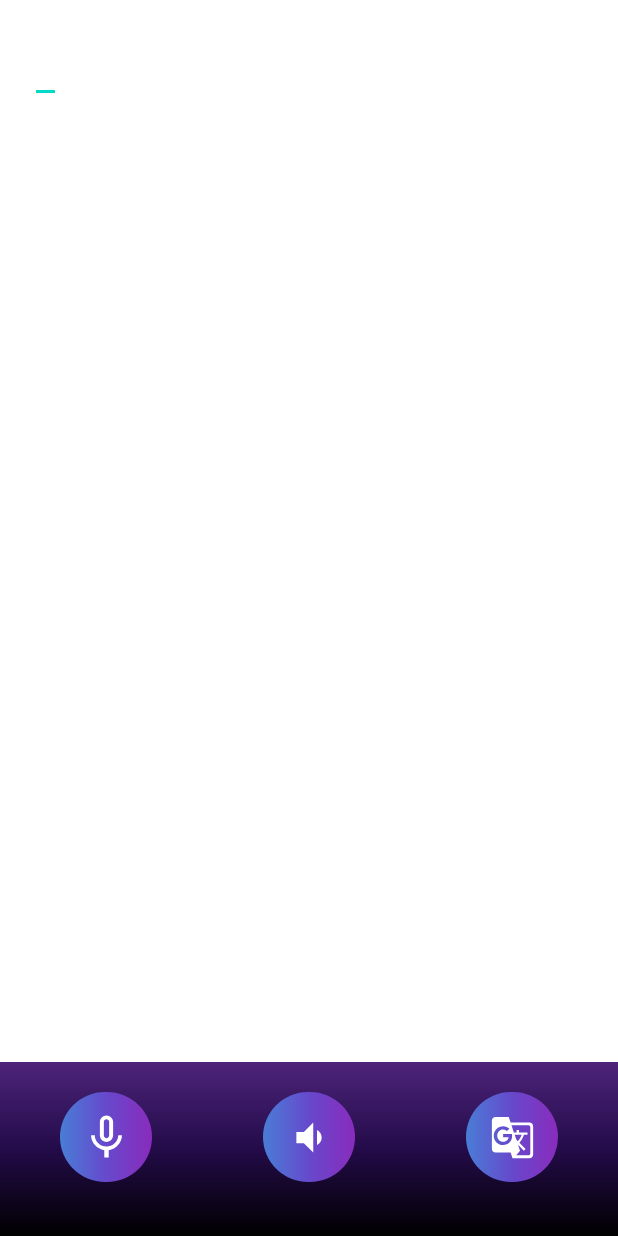
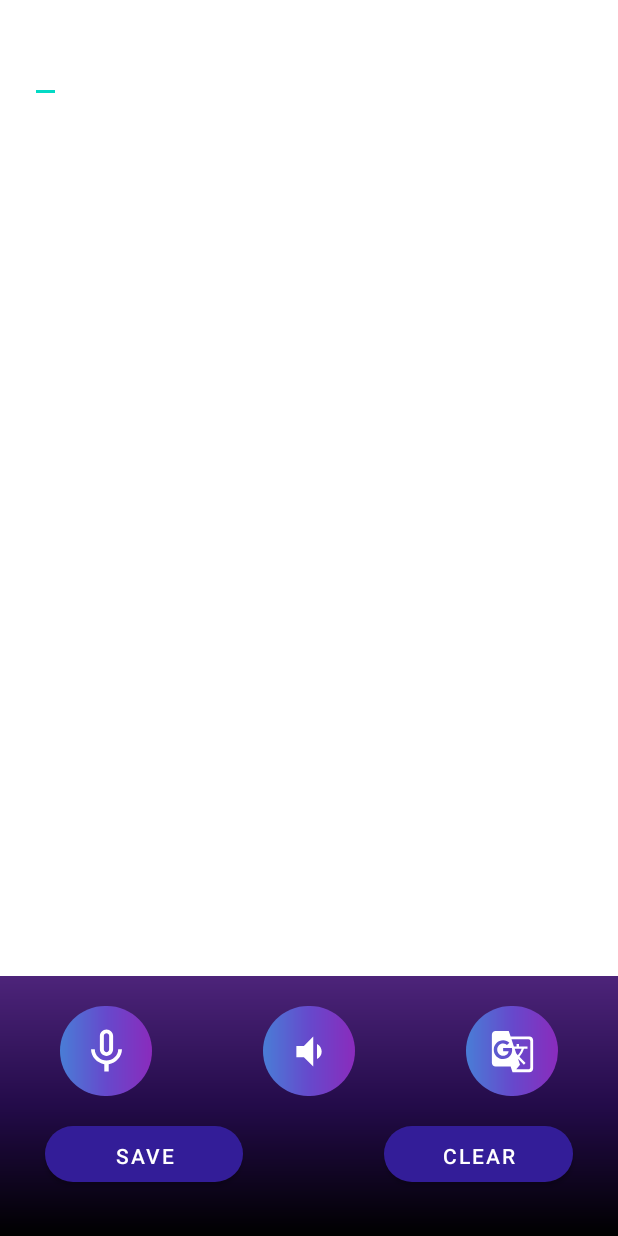
Before and after one commit to shlok00/SmartDiary-App, an Android app: the layout diaryframe.xml on its own in the app's theme, with its tools: preview values and no code run, on a phone screen of 412 x 824 dp. Run offline under Robolectric (Android 15) with nearby library versions, the phone set to English and light mode, and no system bars; Roboto replaces fonts that are not available here.

Commit message:
Added Basic Voice-Diary + Translation part

```diff
--- a/app/src/main/java/com/example/ml_app/DiaryFragment.kt
+++ b/app/src/main/java/com/example/ml_app/DiaryFragment.kt
@@ -108,7 +108,7 @@ class DiaryFragment : Fragment() {
                        enhi.translate(speechv.text.toString())
                         .addOnSuccessListener { translatedText ->
                             speechv.setText(translatedText)
-                            Toast.makeText(getActivity(), translatedText, Toast.LENGTH_LONG).show()
+                            //Toast.makeText(getActivity(), translatedText, Toast.LENGTH_LONG).show()
                         }
                         .addOnFailureListener { exception ->
                             Toast.makeText(getActivity(), "Translation error", Toast.LENGTH_SHORT).show()
@@ -126,7 +126,7 @@ class DiaryFragment : Fragment() {
                     hien.translate(speechv.text.toString())
                             .addOnSuccessListener { translatedText ->
                                 speechv.setText(translatedText)
-                                Toast.makeText(getActivity(), translatedText, Toast.LENGTH_LONG).show()
+                               //Toast.makeText(getActivity(), translatedText, Toast.LENGTH_LONG).show()
                             }
                             .addOnFailureListener { exception ->
                                 Toast.makeText(getActivity(), "Translation error", Toast.LENGTH_SHORT).show()
@@ -138,6 +138,20 @@ class DiaryFragment : Fragment() {
 
         }
 
+        var clearbut = getView()?.findViewById(R.id.button2) as Button
+        clearbut.setOnClickListener {
+            var s = speechv.text.toString()
+            speechv.setText("")
+        }
+
+        var savebut = getView()?.findViewById(R.id.button) as Button
+        savebut.setOnClickListener {
+            var s = speechv.text.toString()
+            speechv.setText("")
+        }
+
+
+
     }
 
     override fun onActivityResult(requestCode: Int, resultCode: Int, data: Intent?) {
@@ -147,7 +161,8 @@ class DiaryFragment : Fragment() {
         {
             100 -> {if(resultCode== Activity.RESULT_OK && data!=null){
                 var result = data.getStringArrayListExtra(RecognizerIntent.EXTRA_RESULTS)
-                speechv.setText(result?.get(0))
+                var s = speechv.text.toString()
+                speechv.setText(s +" "+ result?.get(0))
 
             }}
         }
--- a/app/src/main/res/layout/diaryframe.xml
+++ b/app/src/main/res/layout/diaryframe.xml
@@ -1,5 +1,6 @@
 <?xml version="1.0" encoding="utf-8"?>
 <RelativeLayout xmlns:android="http://schemas.android.com/apk/res/android"
+    xmlns:app="http://schemas.android.com/apk/res-auto"
     xmlns:tools="http://schemas.android.com/tools"
     android:id="@+id/diaryframe"
     android:layout_width="match_parent"
@@ -26,7 +27,7 @@
     <RelativeLayout
         android:id="@+id/btnSpeakContainer"
         android:layout_width="match_parent"
-        android:layout_height="116dp"
+        android:layout_height="173dp"
         android:layout_alignParentBottom="true"
         android:layout_marginBottom="0dp"
         android:background="@drawable/gradients_cal"
@@ -37,8 +38,7 @@
         <Space
             android:layout_width="50dp"
             android:layout_height="1dp"
-            android:layout_weight="1">
-        </Space>
+            android:layout_weight="1"></Space>
 
         <ImageButton
             android:id="@+id/btnSpeak"
@@ -49,25 +49,27 @@
             android:background="@drawable/gradients"
             android:padding="6dp"
             android:src="@drawable/ic_baseline_mic_none_24" />
+
         <Space
             android:layout_width="0dp"
             android:layout_height="1dp"
-            android:layout_weight="1">
-        </Space>
+            android:layout_weight="1"></Space>
+
         <ImageButton
             android:id="@+id/btntext"
             android:layout_width="61dp"
             android:layout_height="60dp"
             android:layout_centerHorizontal="true"
-            android:layout_marginRight="156dp"
+            android:layout_marginRight="100dp"
             android:background="@drawable/gradients"
             android:padding="6dp"
             android:src="@drawable/ic_baseline_volume_down_24" />
+
         <Space
             android:layout_width="0dp"
             android:layout_height="1dp"
-            android:layout_weight="1">
-        </Space>
+            android:layout_weight="1"></Space>
+
         <ImageButton
             android:id="@+id/btntran"
             android:layout_width="61dp"
@@ -77,11 +79,47 @@
             android:background="@drawable/gradients"
             android:padding="6dp"
             android:src="@drawable/ic_baseline_g_translate_24" />
+
+
+
+    </RelativeLayout>
+    <RelativeLayout
+        android:layout_width="match_parent"
+        android:layout_height="93dp"
+        android:layout_alignParentBottom="true">
+
+        <Button
+            android:id="@+id/button"
+            android:layout_width="132dp"
+            android:layout_height="37dp"
+            android:layout_alignParentLeft="true"
+            android:layout_marginLeft="30dp"
+            android:layout_marginTop="20dp"
+            android:background="@drawable/gradhin"
+            android:text="SAVE"
+            app:backgroundTint="#331D98"
+            android:textColor="#fff"/>
         <Space
-            android:layout_width="0dp"
+            android:layout_width="50dp"
             android:layout_height="1dp"
-            android:layout_weight="1">
-        </Space>
+            android:layout_weight="1"></Space>
+
+        <Button
+            android:id="@+id/button2"
+            android:layout_width="126dp"
+            android:layout_height="37dp"
+            android:layout_alignParentRight="true"
+            android:layout_marginRight="30dp"
+            android:layout_marginTop="20dp"
+            android:background="@drawable/gradhin"
+            android:text="CLEAR"
+            app:backgroundTint="#331D98"
+            android:textColor="#fff"/>
+        <Space
+            android:layout_width="50dp"
+            android:layout_height="1dp"
+            android:layout_weight="1"></Space>
+
     </RelativeLayout>
 
 </RelativeLayout>
```
